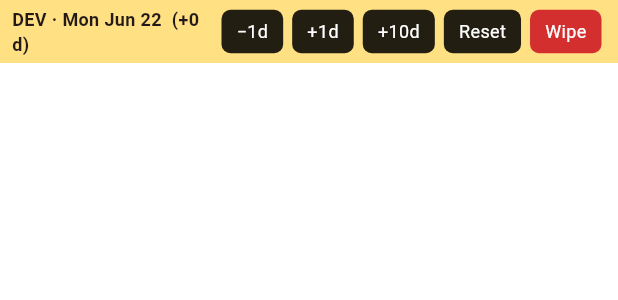
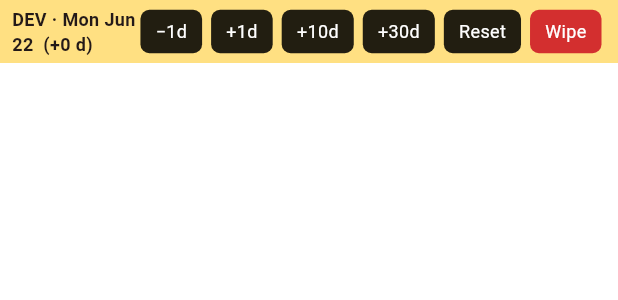
Before and after one commit to adrianhCoder/livehard_app, a Flutter app: the _DevClockBar widget shown alone on an empty page, opened directly, on a phone screen of 412 x 824 dp. Shown: the top 300 px of the screen. Run offline on Flutter 3.47's test engine with Material 3 defaults, Android fonts, the phone set to English and light mode, and no system bars; our stand-ins replace flutter_riverpod, image_picker, isar, riverpod_annotation; accounts and stored records are empty; generated files the repository leaves out were written again.

Commit message:
feat(dev): Botón +30d en la barra de desarrollo
Permite saltar una fase completa (30 días) de un toque al probar el
avance de fases y la detección de racha rota.

Co-Authored-By: Claude Opus 4.8 <noreply@anthropic.com>

```diff
--- a/lib/main.dart
+++ b/lib/main.dart
@@ -812,6 +812,7 @@ class _DevClockBar extends ConsumerWidget {
               _DevButton(label: '−1d', onTap: () => clock.advance(-1)),
               _DevButton(label: '+1d', onTap: () => clock.advance(1)),
               _DevButton(label: '+10d', onTap: () => clock.advance(10)),
+              _DevButton(label: '+30d', onTap: () => clock.advance(30)),
               _DevButton(label: 'Reset', onTap: clock.reset),
               _DevButton(
                 label: 'Wipe',
```
